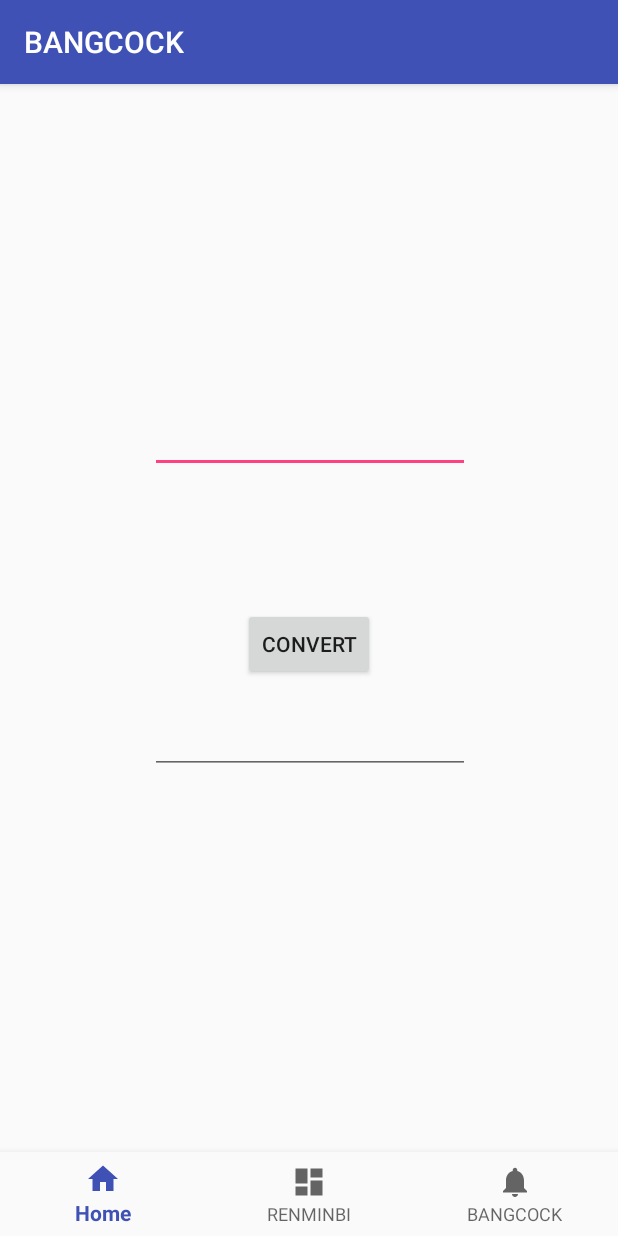
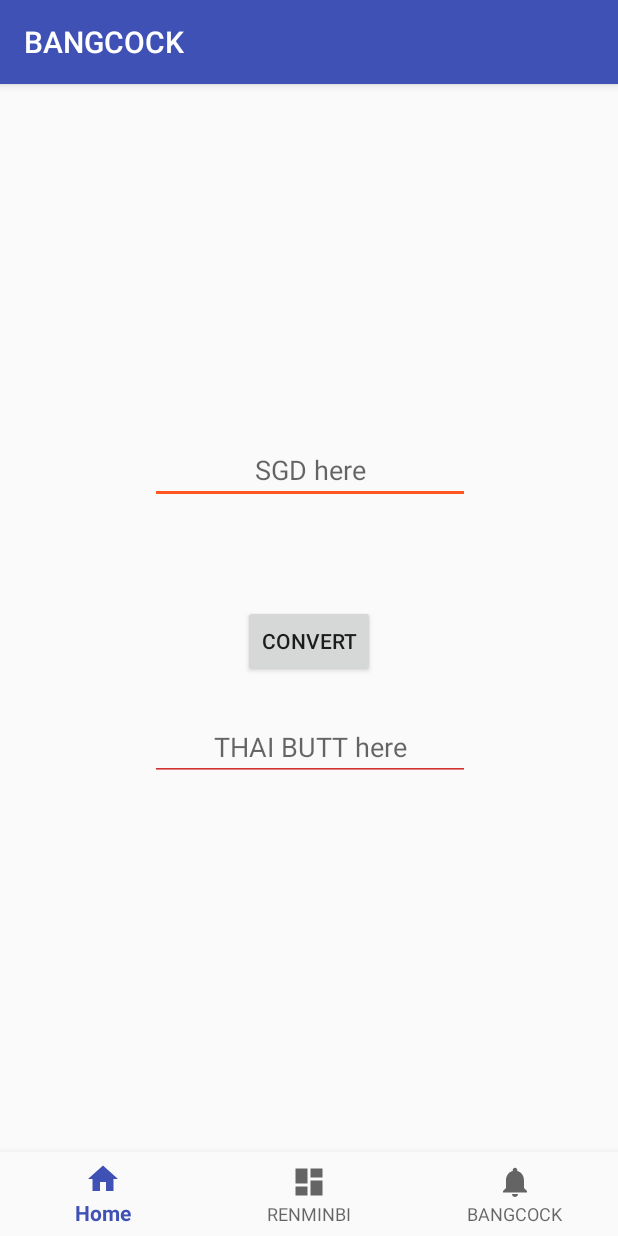
Before and after one commit to Melvynkoh94/BANGCOCK_APP, an Android app: the BangcockActivity screen opened directly, with no data from a screen before it, on a phone screen of 412 x 824 dp. Run offline under Robolectric (Android 15) with nearby library versions, the phone set to English and light mode, and no system bars.

Commit message:
Added Basic Convert Currency
Without currency formatting

```diff
--- a/app/src/main/java/com/example/user/bangcock/BangcockActivity.java
+++ b/app/src/main/java/com/example/user/bangcock/BangcockActivity.java
@@ -2,13 +2,19 @@ package com.example.user.bangcock;
 
 import android.support.v7.app.AppCompatActivity;
 import android.os.Bundle;
+import android.view.View;
 import android.widget.Button;
 import android.widget.EditText;
+import java.text.NumberFormat;
 
 public class BangcockActivity extends AppCompatActivity {
 
     private Button btn_CONVERT;
     EditText EDITTEXT_SGD, EDITTEXT_BKK;
+
+    private static final double THB2SGD = 0.041;
+    private static final double SGD2THB = 24.24;
+    private double SGDtext, THBtext;
 
     @Override
     protected void onCreate(Bundle savedInstanceState) {
@@ -19,6 +25,21 @@ public class BangcockActivity extends AppCompatActivity {
         EDITTEXT_SGD = (EditText)findViewById(R.id.editText_SGD);
         EDITTEXT_BKK = (EditText)findViewById(R.id.editText_BKK);
 
+        //NumberFormat currency = NumberFormat.getCurrencyInstance();
+        //myTextView.setText(currency.format(dollars));
 
+
+        btn_CONVERT.setOnClickListener(new View.OnClickListener() {
+            @Override
+            public void onClick(View v) {
+                SGDtext = Double.parseDouble(EDITTEXT_SGD.getText().toString());
+                THBtext = SGDtext * SGD2THB;
+                EDITTEXT_SGD.setText(Double.toString(SGDtext));
+                EDITTEXT_BKK.setText(Double.toString(THBtext));
+                //mValueOne = Float.parseFloat(EDITTEXT_SGD.getText() + "");
+                //mSubtract = true;
+                //crunchifyEditText.setText(null);
+            }
+        });
     }
 }
--- a/app/src/main/java/com/example/user/bangcock/MainActivity.java
+++ b/app/src/main/java/com/example/user/bangcock/MainActivity.java
@@ -41,8 +41,7 @@ public class MainActivity extends AppCompatActivity {
                 case R.id.navigation_BANGCOCK:
                     //mTextMessage.setText(R.string.title_BANGCOCK);
                     Toast.makeText(getApplicationContext(), "SAWADIKAP!", Toast.LENGTH_SHORT).show();
-                    //Intent intent = new Intent(this, BangcockActivity.class);
-                    //BangcockActivity();
+                    startActivity(new Intent(MainActivity.this, BangcockActivity.class));
                     return true;
             }
             return false;
--- a/app/src/main/res/layout/activity_bangcock.xml
+++ b/app/src/main/res/layout/activity_bangcock.xml
@@ -18,7 +18,6 @@
         app:layout_constraintRight_toRightOf="parent"
         app:menu="@menu/navigation" />
 
-
     <EditText
         android:id="@+id/editText_SGD"
         android:layout_width="wrap_content"
@@ -26,13 +25,16 @@
         android:layout_centerInParent="true"
         android:ems="10"
         android:gravity="center"
+        android:hint="@string/SGD_hint"
         android:inputType="numberSigned"
-        app:layout_constraintBottom_toBottomOf="parent"
+        android:lines="1"
+        android:maxLines="1"
+        app:layout_constraintBottom_toBottomOf="@+id/btn_Convert"
         app:layout_constraintEnd_toEndOf="parent"
         app:layout_constraintHorizontal_bias="0.502"
         app:layout_constraintStart_toStartOf="parent"
         app:layout_constraintTop_toTopOf="parent"
-        app:layout_constraintVertical_bias="0.296" />
+        app:layout_constraintVertical_bias="0.67" />
 
     <EditText
         android:id="@+id/editText_BKK"
@@ -41,24 +43,43 @@
         android:layout_centerInParent="true"
         android:ems="10"
         android:gravity="center"
+        android:hint="@string/THB_hint"
         android:inputType="numberSigned"
+        android:lines="1"
+        android:maxLines="1"
         app:layout_constraintBottom_toBottomOf="parent"
         app:layout_constraintEnd_toEndOf="parent"
         app:layout_constraintHorizontal_bias="0.502"
         app:layout_constraintStart_toStartOf="parent"
         app:layout_constraintTop_toTopOf="parent"
-        app:layout_constraintVertical_bias="0.574" />
+        app:layout_constraintVertical_bias="0.58" />
 
     <Button
         android:id="@+id/btn_Convert"
         android:layout_width="wrap_content"
         android:layout_height="wrap_content"
+        android:layout_centerHorizontal="true"
         android:layout_centerInParent="true"
-        android:layout_marginBottom="17dp"
+        android:layout_centerVertical="true"
+        android:layout_marginBottom="24dp"
         android:text="CONVERT"
         app:layout_constraintBottom_toTopOf="@+id/editText_BKK"
         app:layout_constraintEnd_toEndOf="parent"
         app:layout_constraintStart_toStartOf="parent" />
 
+<!--
+    <android.support.design.widget.TextInputLayout
+        android:id="@+id/input_layout_password"
+        android:layout_width="match_parent"
+        android:layout_height="wrap_content">
+
+        <EditText
+            android:id="@+id/input_password"
+            android:layout_width="match_parent"
+            android:layout_height="wrap_content"
+            android:hint="WALAO" />
+
+    </android.support.design.widget.TextInputLayout>
+-->
 
 </android.support.constraint.ConstraintLayout>
--- a/app/src/main/res/values/strings.xml
+++ b/app/src/main/res/values/strings.xml
@@ -3,4 +3,10 @@
     <string name="title_home">Home</string>
     <string name="title_RENMINBI">RENMINBI</string>
     <string name="title_BANGCOCK">BANGCOCK</string>
+    <string name="SGD_hint">SGD here</string>
+    <string name="THB_hint">THAI BUTT here</string>
+
+    <!-- Added this cos TextInputLayout in activity_bangcock.xml is making noise, REF: https://stackoverflow.com/questions/41303347/couldnt-resolve-resource-id-visible-when-using-textinputlayout-->
+    <item name="masked" type="id"/>
+    <item name="visible" type="id"/>
 </resources>
--- a/app/src/main/res/values/styles.xml
+++ b/app/src/main/res/values/styles.xml
@@ -6,6 +6,11 @@
         <item name="colorPrimary">@color/colorPrimary</item>
         <item name="colorPrimaryDark">@color/colorPrimaryDark</item>
         <item name="colorAccent">@color/colorAccent</item>
+
+        <!-- Just added these below from REF:https://guides.codepath.com/android/Working-with-the-EditText -->
+        <item name="colorControlNormal">#d32f2f</item>
+        <item name="colorControlActivated">#ff5722</item>
+        <item name="colorControlHighlight">#f44336</item>
     </style>
 
 </resources>
```
